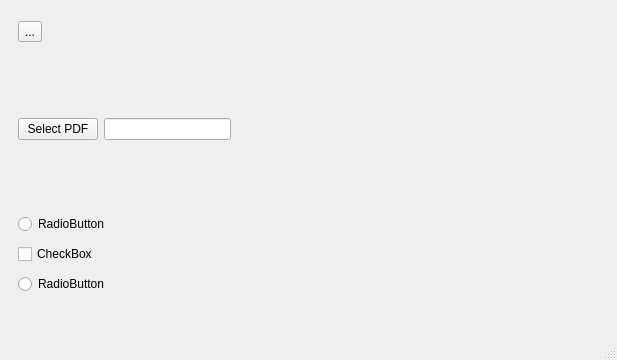
silash35/qpdftools, file mainwindow.ui: the form before one commit.
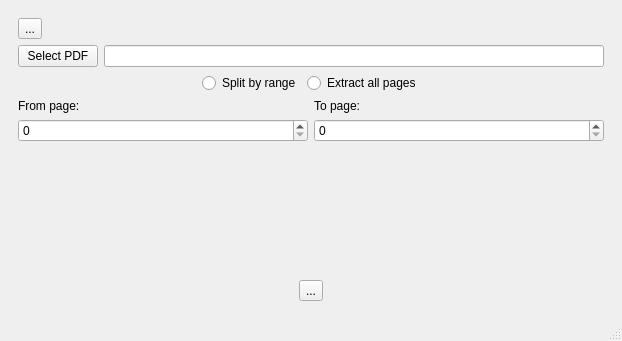
The form after the commit. The open tabs and pages were chosen to show the change.

Commit message: Add more things to split mode

The edit to the form file:
```diff
--- a/mainwindow.ui
+++ b/mainwindow.ui
@@ -6,8 +6,8 @@
    <rect>
     <x>0</x>
     <y>0</y>
-    <width>617</width>
-    <height>360</height>
+    <width>622</width>
+    <height>341</height>
    </rect>
   </property>
   <property name="windowTitle">
@@ -208,102 +208,190 @@
        </layout>
       </widget>
       <widget class="QWidget" name="split">
-       <widget class="QCheckBox" name="checkBox">
-        <property name="geometry">
-         <rect>
-          <x>9</x>
-          <y>233</y>
-          <width>85</width>
-          <height>24</height>
-         </rect>
-        </property>
-        <property name="text">
-         <string>CheckBox</string>
-        </property>
-       </widget>
-       <widget class="QRadioButton" name="radioButton">
-        <property name="geometry">
-         <rect>
-          <x>9</x>
-          <y>263</y>
-          <width>102</width>
-          <height>24</height>
-         </rect>
-        </property>
-        <property name="text">
-         <string>RadioButton</string>
-        </property>
-       </widget>
-       <widget class="QRadioButton" name="radioButton_2">
-        <property name="geometry">
-         <rect>
-          <x>9</x>
-          <y>203</y>
-          <width>102</width>
-          <height>24</height>
-         </rect>
-        </property>
-        <property name="text">
-         <string>RadioButton</string>
-        </property>
-       </widget>
-       <widget class="QWidget" name="layoutWidget">
-        <property name="geometry">
-         <rect>
-          <x>9</x>
-          <y>106</y>
-          <width>213</width>
-          <height>28</height>
-         </rect>
-        </property>
-        <layout class="QHBoxLayout" name="horizontalLayout_5">
-         <item>
-          <widget class="QPushButton" name="btn_selectFile_2">
-           <property name="text">
-            <string>Select PDF</string>
-           </property>
-          </widget>
-         </item>
-         <item>
-          <widget class="QLineEdit" name="ln_file_2"/>
-         </item>
-        </layout>
-       </widget>
-       <widget class="QWidget" name="layoutWidget_2">
-        <property name="geometry">
-         <rect>
-          <x>9</x>
-          <y>9</y>
-          <width>73</width>
-          <height>27</height>
-         </rect>
-        </property>
-        <layout class="QHBoxLayout" name="horizontalLayout_6">
-         <item>
-          <widget class="QToolButton" name="tbnt_return_2">
-           <property name="text">
-            <string>...</string>
-           </property>
-           <property name="shortcut">
-            <string>Esc</string>
-           </property>
-          </widget>
-         </item>
-         <item>
-          <spacer name="horizontalSpacer_4">
-           <property name="orientation">
-            <enum>Qt::Horizontal</enum>
-           </property>
-           <property name="sizeHint" stdset="0">
-            <size>
-             <width>40</width>
-             <height>20</height>
-            </size>
-           </property>
-          </spacer>
-         </item>
-        </layout>
-       </widget>
+       <layout class="QVBoxLayout" name="verticalLayout_9">
+        <item>
+         <layout class="QHBoxLayout" name="horizontalLayout_6">
+          <item>
+           <widget class="QToolButton" name="tbnt_return_2">
+            <property name="text">
+             <string>...</string>
+            </property>
+            <property name="shortcut">
+             <string>Esc</string>
+            </property>
+           </widget>
+          </item>
+          <item>
+           <spacer name="horizontalSpacer_4">
+            <property name="orientation">
+             <enum>Qt::Horizontal</enum>
+            </property>
+            <property name="sizeHint" stdset="0">
+             <size>
+              <width>40</width>
+              <height>20</height>
+             </size>
+            </property>
+           </spacer>
+          </item>
+         </layout>
+        </item>
+        <item>
+         <layout class="QHBoxLayout" name="horizontalLayout_5">
+          <item>
+           <widget class="QPushButton" name="btn_selectFile_2">
+            <property name="text">
+             <string>Select PDF</string>
+            </property>
+           </widget>
+          </item>
+          <item>
+           <widget class="QLineEdit" name="ln_file_2"/>
+          </item>
+         </layout>
+        </item>
+        <item>
+         <layout class="QHBoxLayout" name="horizontalLayout_2">
+          <item>
+           <spacer name="horizontalSpacer_7">
+            <property name="orientation">
+             <enum>Qt::Horizontal</enum>
+            </property>
+            <property name="sizeHint" stdset="0">
+             <size>
+              <width>40</width>
+              <height>20</height>
+             </size>
+            </property>
+           </spacer>
+          </item>
+          <item>
+           <widget class="QRadioButton" name="rbtn_splitRange">
+            <property name="layoutDirection">
+             <enum>Qt::LeftToRight</enum>
+            </property>
+            <property name="autoFillBackground">
+             <bool>false</bool>
+            </property>
+            <property name="text">
+             <string>Split by range</string>
+            </property>
+           </widget>
+          </item>
+          <item>
+           <widget class="QRadioButton" name="rbtn_extractAll">
+            <property name="layoutDirection">
+             <enum>Qt::LeftToRight</enum>
+            </property>
+            <property name="autoFillBackground">
+             <bool>false</bool>
+            </property>
+            <property name="text">
+             <string>Extract all pages</string>
+            </property>
+           </widget>
+          </item>
+          <item>
+           <spacer name="horizontalSpacer_8">
+            <property name="orientation">
+             <enum>Qt::Horizontal</enum>
+            </property>
+            <property name="sizeHint" stdset="0">
+             <size>
+              <width>40</width>
+              <height>20</height>
+             </size>
+            </property>
+           </spacer>
+          </item>
+         </layout>
+        </item>
+        <item>
+         <layout class="QHBoxLayout" name="horizontalLayout_8">
+          <item>
+           <layout class="QVBoxLayout" name="verticalLayout_7">
+            <item>
+             <widget class="QLabel" name="label">
+              <property name="text">
+               <string>From page:</string>
+              </property>
+             </widget>
+            </item>
+            <item>
+             <widget class="QSpinBox" name="spinBox_fistPage"/>
+            </item>
+           </layout>
+          </item>
+          <item>
+           <layout class="QVBoxLayout" name="verticalLayout_8">
+            <item>
+             <widget class="QLabel" name="label_2">
+              <property name="text">
+               <string>To page:</string>
+              </property>
+             </widget>
+            </item>
+            <item>
+             <widget class="QSpinBox" name="spinBox_lastPage"/>
+            </item>
+           </layout>
+          </item>
+         </layout>
+        </item>
+        <item>
+         <spacer name="verticalSpacer">
+          <property name="orientation">
+           <enum>Qt::Vertical</enum>
+          </property>
+          <property name="sizeType">
+           <enum>QSizePolicy::Expanding</enum>
+          </property>
+          <property name="sizeHint" stdset="0">
+           <size>
+            <width>1</width>
+            <height>1</height>
+           </size>
+          </property>
+         </spacer>
+        </item>
+        <item>
+         <layout class="QHBoxLayout" name="horizontalLayout_7">
+          <item>
+           <spacer name="horizontalSpacer_5">
+            <property name="orientation">
+             <enum>Qt::Horizontal</enum>
+            </property>
+            <property name="sizeHint" stdset="0">
+             <size>
+              <width>40</width>
+              <height>20</height>
+             </size>
+            </property>
+           </spacer>
+          </item>
+          <item>
+           <widget class="QToolButton" name="tbtn_pdfSplit">
+            <property name="text">
+             <string>...</string>
+            </property>
+           </widget>
+          </item>
+          <item>
+           <spacer name="horizontalSpacer_6">
+            <property name="orientation">
+             <enum>Qt::Horizontal</enum>
+            </property>
+            <property name="sizeHint" stdset="0">
+             <size>
+              <width>40</width>
+              <height>20</height>
+             </size>
+            </property>
+           </spacer>
+          </item>
+         </layout>
+        </item>
+       </layout>
       </widget>
      </widget>
     </item>
```
Left out of the diff: 6 changed lines with no effect on the pictures. The commit also changes 2 other files.
